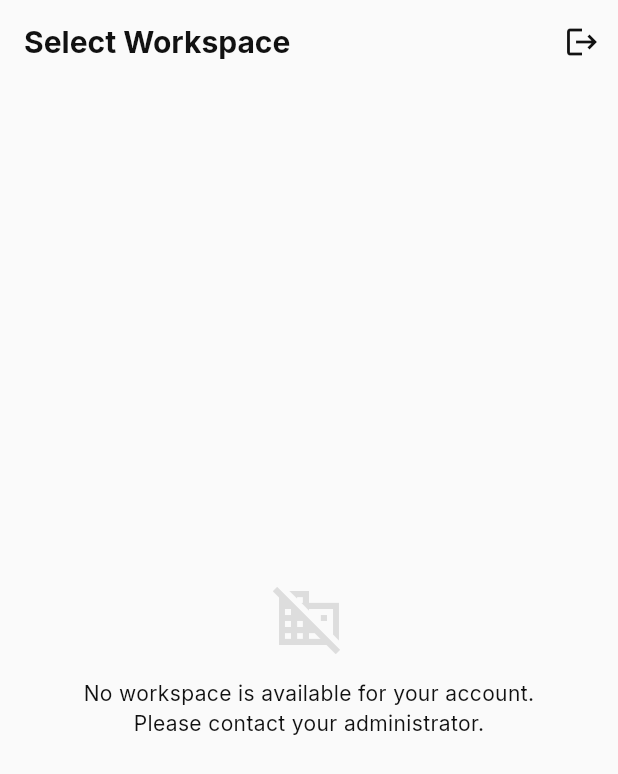
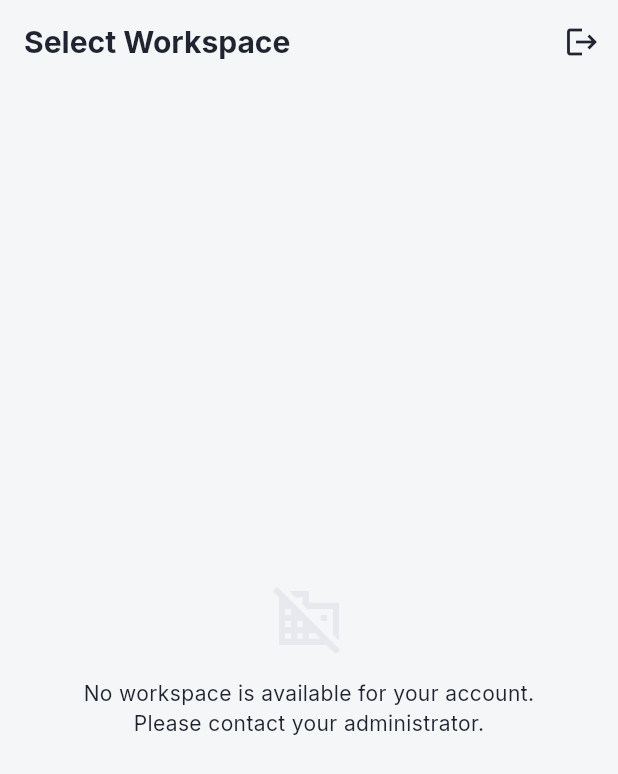
Before and after one commit to igobackend6/CRM, a Flutter app: the screen it shows once a user with an empty profile is signed in, on a phone screen of 412 x 824 dp. Shown: the top 774 px of the screen. Run offline on Flutter 3.47's test engine with Material 3 defaults, Android fonts, the phone set to English and light mode, and no system bars; our stand-ins replace dio, file_picker, flutter_dotenv, flutter_riverpod, flutter_secure_storage, geolocator and 2 more; accounts and stored records are empty; network calls fail.

Commit message:
Switch the mobile app's color palette to the admin panel's shared tokens
Replaces the Runo-derived orange/black palette with the admin (web)
panel's own blue/gold design tokens (accent, accent2, gold, text,
surface, status, avatar-cycle) so the two clients read as one product.
Also corrects two issues flagged on the web panel's current tokens
(accent-pink identical to gold on the funnel chart; a peach --bg-hover
left over from Runo's old scheme) rather than reproducing them here.

Co-Authored-By: Claude Sonnet 5 <noreply@anthropic.com>

```diff
--- a/mobile/lib/core/theme/app_colors.dart
+++ b/mobile/lib/core/theme/app_colors.dart
@@ -1,80 +1,128 @@
 import 'package:flutter/material.dart';
 
-/// Color palette extracted from the real, live Runo CRM marketing site
-/// (`https://runo.ai`) — see docs/design/design-tokens.md for the exact
-/// selector/property each value was read from via `getComputedStyle()`,
-/// not eyeballed from a screenshot. Runo has no public dark theme, so the
-/// `*Dark` values are this app's own reasonable extension of the same
-/// palette (kept close in hue, adjusted for contrast on a dark surface),
-/// not a second real source.
+/// Color palette shared with the admin (web) panel's own design tokens —
+/// see docs/design/design-tokens.md for the full token table and where
+/// each value came from (2026-09-15 handoff). Kept token-for-token with
+/// the panel's CSS custom properties so the two clients read as one
+/// product, not two differently-branded apps. The web panel has no
+/// dark theme, so the `*Dark` values are this app's own reasonable
+/// extension of the same palette (kept close in hue, adjusted for
+/// contrast on a dark surface), not a second real source.
 class AppColors {
   AppColors._();
 
-  // ---- brand ----
+  // ---- brand hues ----
 
-  /// The runo logo mark's own SVG fill.
-  static const Color brandOrange = Color(0xFFFF5730);
+  /// `--accent` — primary blue: buttons, links, active nav.
+  static const Color accent = Color(0xFF1D4ED8);
 
-  /// The logo wordmark's secondary ink color.
-  static const Color brandInk = Color(0xFF293345);
+  /// `--accent-2` — lighter blue, gradient end.
+  static const Color accent2 = Color(0xFF3B82F6);
 
-  /// Icon-accent red-orange (app-store link icons on the marketing site).
-  static const Color actionRed = Color(0xFFF44336);
+  /// `--gold` — secondary brand gold.
+  static const Color gold = Color(0xFFC6960C);
 
-  /// The real highest-emphasis button color site-wide
-  /// (`.btn-default-dark.btn-highlighted` — "Start 10-day free trial").
-  static const Color ctaBlack = Color(0xFF000000);
+  // Distinct extra hues — named (not inlined) so call sites read as
+  // intentional design-system choices, not magic hex. Shared by
+  // [avatarPalette] below and any icon/category rail that needs more
+  // than the two brand hues (e.g. activity_tile.dart's type colors).
+  static const Color violet = Color(0xFF7C3AED);
+  static const Color pink = Color(0xFFDB2777);
+  static const Color sky = Color(0xFF0EA5E9);
 
-  // Material3 seeds primary/secondary/tertiary off the three brand hues
-  // above rather than inventing a fourth — primary is the button color
-  // (what most Material components key off), secondary/tertiary are the
-  // brand accents.
-  static const Color primary = ctaBlack;
-  static const Color primaryLight = brandInk;
-  static const Color secondary = brandOrange;
-  static const Color tertiary = actionRed;
+  /// `--accent-bg` — blue tint background.
+  static const Color accentBg = Color(0xFFEAF0FD);
+
+  /// `--gold-bg` — gold tint background.
+  static const Color goldBg = Color(0xFFFBF3DC);
+
+  static const Color accentBgDark = Color(0xFF243049);
+
+  /// `--gradient-brand`, 135deg.
+  static const List<Color> gradientBrand = [accent, accent2];
+
+  /// `--gradient-gold`, 135deg.
+  static const List<Color> gradientGold = [gold, Color(0xFFE3B23C)];
+
+  // Material3 seeds primary/secondary/tertiary directly off the brand
+  // hues above rather than inventing a fourth — primary is the button/
+  // active-nav color (what most Material components key off), secondary
+  // is the brand's own secondary gold, tertiary is a third hue (violet)
+  // for roles that need to stand apart from both blues.
+  static const Color primary = accent;
+  static const Color secondary = gold;
+  static const Color tertiary = violet;
+
+  // ---- text ----
+
+  /// `--text-h` — headings.
+  static const Color textHeading = Color(0xFF1F2430);
+
+  /// `--text` — body.
+  static const Color textBody = Color(0xFF4B5468);
+
+  /// `--text-dim` — secondary.
+  static const Color textDim = Color(0xFF8A93A6);
+
+  static const Color textHeadingDark = Color(0xFFF5F6F8);
+  static const Color textBodyDark = Color(0xFFC7CCD9);
+  static const Color textDimDark = Color(0xFF8A93A6);
 
   // ---- surfaces ----
 
-  static const Color background = Color(0xFFFAFAFA);
-  static const Color backgroundAlt = Color(0xFFF9F9F9);
+  /// `--bg` — page.
+  static const Color background = Color(0xFFF5F6F8);
+
+  /// `--bg-raised` — cards.
   static const Color surface = Color(0xFFFFFFFF);
 
-  /// A feature tile's `.active` state — a barely-there warm tint, used
-  /// here for a selected/highlighted list row or chip background.
-  static const Color surfaceTint = Color(0xFFFCF6F5);
+  /// A pressed/selected-row tint — fixed to the brand's own blue tint
+  /// (`--accent-bg`) rather than the web panel's current `--bg-hover`
+  /// (`#FBEEE8`, a warm peach left over from Runo's old orange scheme,
+  /// flagged 2026-09-15 as reading off against the blue everywhere
+  /// else on that side) — this app never had that leftover, so it goes
+  /// straight to the corrected value instead of copying the bug.
+  static const Color hoverTint = accentBg;
 
-  static const Color backgroundDark = Color(0xFF121212);
-  static const Color surfaceDark = Color(0xFF1E1E1E);
-  static const Color surfaceTintDark = Color(0xFF2A2220);
-
-  // ---- text ----
-
-  static const Color textPrimary = Color(0xFF111111);
-  static const Color textSecondary = Color(0xFF303030);
-  static const Color textTertiary = Color(0xFF6C757D);
-
-  static const Color textPrimaryDark = Color(0xFFF5F5F5);
-  static const Color textSecondaryDark = Color(0xFFC7C7C7);
-  static const Color textTertiaryDark = Color(0xFF9A9A9A);
+  static const Color backgroundDark = Color(0xFF14171F);
+  static const Color surfaceDark = Color(0xFF1E2330);
+  static const Color hoverTintDark = accentBgDark;
 
   // ---- borders ----
 
-  static const Color border = Color(0xFFDDDDDD);
-  static const Color inputBorder = Color(0xFFDEE2E6);
-  static const Color divider = Color(0x243B5450); // --divider-color
+  static const Color border = Color(0xFFE7E9EE);
+  static const Color borderStrong = Color(0xFFD8DCE4);
 
-  static const Color borderDark = Color(0xFF3A3A3A);
-  static const Color dividerDark = Color(0x40C7C7C7);
+  static const Color borderDark = Color(0xFF333A4A);
+  static const Color borderStrongDark = Color(0xFF454E62);
 
   // ---- status ----
 
-  static const Color success = Color(0xFF198754);
-  static const Color warning = Color(0xFFC77700);
-  static const Color error = Color(0xFFE65757); // --error-color
+  static const Color success = Color(0xFF2E9E5B);
+  static const Color successBg = Color(0xFFE8F7EE);
 
-  /// AI/premium accent gradient — `--accent-secondary-color`. Use
-  /// sparingly (an empty state, a single highlight), never as a base UI
-  /// color.
-  static const List<Color> accentGradient = [Color(0xFFFF5730), Color(0xFF5E33EC), Color(0xFF0065F2)];
+  static const Color danger = Color(0xFFE53935);
+  static const Color dangerBg = Color(0xFFFDECEA);
+
+  /// `--warning` is the same colour as [gold] by design on the web
+  /// panel — reused here rather than redeclared.
+  static const Color warning = gold;
+  static const Color warningBg = goldBg;
+
+  static const Color cold = Color(0xFF64748B);
+  static const Color coldBg = Color(0xFFF1F5F9);
+
+  /// A distinct "high priority" hue, deliberately kept apart from
+  /// [gold]/[warning]. Flagged 2026-09-15: the web panel's
+  /// `--accent-pink` (used for "high priority" in the funnel chart) is
+  /// currently identical to `--gold`, so a high-priority segment renders
+  /// the same colour as the medium one beside it. This app has no
+  /// priority-color mapping yet, but should reach for this rather than
+  /// [gold]/[warning] if/when one is added.
+  static const Color highPriority = pink;
+
+  /// Cycled by id (a deterministic hash, not random — see
+  /// InitialsAvatar) for avatars, and any other "distinct color per
+  /// item" need such as activity_tile.dart's per-type icon rail.
+  static const List<Color> avatarPalette = [accent, gold, success, violet, pink, sky];
 }
--- a/mobile/lib/core/theme/app_theme.dart
+++ b/mobile/lib/core/theme/app_theme.dart
@@ -5,20 +5,20 @@ import 'app_radius.dart';
 import 'app_shadows.dart';
 import 'app_typography.dart';
 
-/// Material 3 theme built from the real Runo-derived tokens in
+/// Material 3 theme built from the shared design tokens in
 /// app_colors/app_typography/app_radius/app_shadows.dart — see
 /// docs/design/design-tokens.md for where each value came from.
 ///
-/// The overall `ColorScheme` is seeded from `AppColors.brandOrange` (the
-/// literal logo color) so the algorithmically-generated supporting roles
-/// (containers, outlines, surface tones — for which no single real value
-/// exists) stay warm and on-brand rather than defaulting to Material's
-/// generic blue; the handful of roles we DO have an exact real value for
-/// (the CTA button's black, the real error red, real surfaces/text) are
-/// then pinned via `copyWith` so they're never left to the algorithm to
-/// guess. Component themes below make sure every existing screen — none
-/// of which hardcode a `Color(0x...)` outside this directory — inherits
-/// the new look through `Theme.of(context)` alone.
+/// The overall `ColorScheme` is seeded from `AppColors.accent` (the
+/// panel's own primary blue) so the algorithmically-generated supporting
+/// roles (containers, outlines, surface tones — for which no single
+/// token exists) stay on-brand rather than defaulting to Material's
+/// generic purple; the roles we DO have an exact token for (accent/gold,
+/// the real danger red, real surfaces/text) are then pinned via
+/// `copyWith` so they're never left to the algorithm to guess. Component
+/// themes below make sure every existing screen — none of which
+/// hardcode a `Color(0x...)` outside this directory — inherits the new
+/// look through `Theme.of(context)` alone.
 class AppTheme {
   AppTheme._();
 
@@ -29,29 +29,30 @@ class AppTheme {
     final isDark = brightness == Brightness.dark;
 
     final colorScheme = ColorScheme.fromSeed(
-      seedColor: AppColors.brandOrange,
+      seedColor: AppColors.accent,
       brightness: brightness,
     ).copyWith(
-      primary: isDark ? AppColors.brandOrange : AppColors.ctaBlack,
-      onPrimary: isDark ? AppColors.textPrimary : Colors.white,
-      secondary: AppColors.brandOrange,
-      tertiary: AppColors.actionRed,
-      error: AppColors.error,
+      primary: isDark ? AppColors.accent2 : AppColors.accent,
+      onPrimary: Colors.white,
+      secondary: AppColors.gold,
+      tertiary: AppColors.violet,
+      error: AppColors.danger,
       surface: isDark ? AppColors.surfaceDark : AppColors.surface,
-      onSurface: isDark ? AppColors.textPrimaryDark : AppColors.textPrimary,
+      onSurface: isDark ? AppColors.textHeadingDark : AppColors.textHeading,
       outline: isDark ? AppColors.borderDark : AppColors.border,
-      outlineVariant: isDark ? AppColors.dividerDark : AppColors.divider,
+      outlineVariant: isDark ? AppColors.borderStrongDark : AppColors.borderStrong,
     );
 
     final textTheme = AppTypography.textTheme.apply(
-      bodyColor: isDark ? AppColors.textPrimaryDark : AppColors.textPrimary,
-      displayColor: isDark ? AppColors.textPrimaryDark : AppColors.textPrimary,
+      bodyColor: isDark ? AppColors.textHeadingDark : AppColors.textHeading,
+      displayColor: isDark ? AppColors.textHeadingDark : AppColors.textHeading,
     );
 
     final background = isDark ? AppColors.backgroundDark : AppColors.background;
     final surface = isDark ? AppColors.surfaceDark : AppColors.surface;
     final border = isDark ? AppColors.borderDark : AppColors.border;
-    final secondaryText = isDark ? AppColors.textSecondaryDark : AppColors.textSecondary;
+    final hoverTint = isDark ? AppColors.hoverTintDark : AppColors.hoverTint;
+    final secondaryText = isDark ? AppColors.textBodyDark : AppColors.textBody;
 
     return ThemeData(
       useMaterial3: true,
@@ -83,9 +84,8 @@ class AppTheme {
         ),
       ),
 
-      // The real "Start 10-day free trial" button: solid black (or the
-      // brand orange in dark mode, so it isn't invisible on a dark
-      // surface), 12px radius, 14px/w600 label.
+      // The primary CTA: solid accent blue (a lighter blue in dark mode
+      // so it isn't lost on a dark surface), 12px radius, 14px/w600 label.
       filledButtonTheme: FilledButtonThemeData(
         style: FilledButton.styleFrom(
           backgroundColor: colorScheme.primary,
@@ -105,8 +105,7 @@ class AppTheme {
           shape: RoundedRectangleBorder(borderRadius: BorderRadius.circular(AppRadius.standard)),
         ),
       ),
-      // The real "Book a Demo" secondary button: transparent, dark
-      // text/border.
+      // A transparent secondary button: dark text/border.
       outlinedButtonTheme: OutlinedButtonThemeData(
         style: OutlinedButton.styleFrom(
           foregroundColor: colorScheme.onSurface,
@@ -127,19 +126,18 @@ class AppTheme {
         style: IconButton.styleFrom(foregroundColor: colorScheme.onSurface),
       ),
 
-      // The real `input.form-control`: white surface, 12px radius, a
-      // light neutral border.
+      // White surface, 12px radius, a light neutral border.
       inputDecorationTheme: InputDecorationTheme(
         filled: true,
         fillColor: surface,
         contentPadding: const EdgeInsets.symmetric(horizontal: 16, vertical: 14),
         border: OutlineInputBorder(
           borderRadius: BorderRadius.circular(AppRadius.standard),
-          borderSide: BorderSide(color: isDark ? AppColors.borderDark : AppColors.inputBorder),
+          borderSide: BorderSide(color: border),
         ),
         enabledBorder: OutlineInputBorder(
           borderRadius: BorderRadius.circular(AppRadius.standard),
-          borderSide: BorderSide(color: isDark ? AppColors.borderDark : AppColors.inputBorder),
+          borderSide: BorderSide(color: border),
         ),
         focusedBorder: OutlineInputBorder(
           borderRadius: BorderRadius.circular(AppRadius.standard),
@@ -153,11 +151,11 @@ class AppTheme {
         hintStyle: textTheme.bodyMedium?.copyWith(color: secondaryText),
       ),
 
-      // Feature-tile chips (`.feature-btn`): 12px radius, subtle border,
-      // the warm `.active`-state tint for selected chips.
+      // 12px radius, subtle border, the brand's own blue tint for
+      // selected chips.
       chipTheme: ChipThemeData(
-        backgroundColor: isDark ? AppColors.surfaceDark : AppColors.backgroundAlt,
-        selectedColor: isDark ? AppColors.surfaceTintDark : AppColors.surfaceTint,
+        backgroundColor: surface,
+        selectedColor: hoverTint,
         labelStyle: textTheme.labelMedium,
         side: BorderSide(color: border),
         shape: RoundedRectangleBorder(borderRadius: BorderRadius.circular(AppRadius.standard)),
@@ -171,7 +169,7 @@ class AppTheme {
       ),
 
       dividerTheme: DividerThemeData(
-        color: isDark ? AppColors.dividerDark : AppColors.divider,
+        color: border,
         thickness: 1,
         space: 1,
       ),
@@ -183,7 +181,7 @@ class AppTheme {
       ),
 
       snackBarTheme: SnackBarThemeData(
-        backgroundColor: isDark ? AppColors.surfaceDark : AppColors.textPrimary,
+        backgroundColor: isDark ? AppColors.surfaceDark : AppColors.textHeading,
         contentTextStyle: textTheme.bodyMedium?.copyWith(color: Colors.white),
         behavior: SnackBarBehavior.floating,
         shape: RoundedRectangleBorder(borderRadius: BorderRadius.circular(AppRadius.standard)),
--- a/mobile/lib/core/widgets/app_bottom_nav_bar.dart
+++ b/mobile/lib/core/widgets/app_bottom_nav_bar.dart
@@ -79,7 +79,7 @@ class _NavItem extends StatelessWidget {
   @override
   Widget build(BuildContext context) {
     final theme = Theme.of(context);
-    final color = selected ? AppColors.brandOrange : theme.colorScheme.outline;
+    final color = selected ? AppColors.accent : theme.colorScheme.outline;
     return Expanded(
       child: InkWell(
         onTap: onTap,
@@ -114,7 +114,7 @@ class AppCallFab extends StatelessWidget {
   Widget build(BuildContext context) {
     return FloatingActionButton(
       onPressed: onPressed,
-      backgroundColor: AppColors.brandOrange,
+      backgroundColor: AppColors.accent,
       foregroundColor: Colors.white,
       tooltip: 'Calls',
       shape: const CircleBorder(),
--- a/mobile/lib/core/widgets/app_status_chip.dart
+++ b/mobile/lib/core/widgets/app_status_chip.dart
@@ -34,7 +34,7 @@ class AppStatusChip extends StatelessWidget {
       case ChipTone.negative:
         return Theme.of(context).colorScheme.error;
       case ChipTone.info:
-        return const Color(0xFF0065F2); // accentGradient's blue stop
+        return AppColors.accent2;
       case ChipTone.neutral:
         return Theme.of(context).colorScheme.onSurfaceVariant;
     }
--- a/mobile/lib/features/leads/presentation/screens/lead_form_screen.dart
+++ b/mobile/lib/features/leads/presentation/screens/lead_form_screen.dart
@@ -5,6 +5,7 @@ import 'package:flutter_riverpod/flutter_riverpod.dart';
 import 'package:go_router/go_router.dart';
 
 import '../../../../core/logging/app_logger.dart';
+import '../../../../core/theme/app_colors.dart';
 import '../../../../core/theme/app_spacing.dart';
 import '../../../../core/utils/location_service.dart';
 import '../../../../core/widgets/widgets.dart';
@@ -427,7 +428,7 @@ class _LeadFormScreenState extends ConsumerState<LeadFormScreen> {
             ),
             const SizedBox(width: AppSpacing.sm),
             if (_location != null)
-              const Icon(Icons.check_circle, color: Colors.green, size: 18)
+              const Icon(Icons.check_circle, color: AppColors.success, size: 18)
             else if (_locationBusy)
               const SizedBox(height: 16, width: 16, child: CircularProgressIndicator(strokeWidth: 2))
             else
--- a/mobile/lib/features/notifications/presentation/screens/notification_list_screen.dart
+++ b/mobile/lib/features/notifications/presentation/screens/notification_list_screen.dart
@@ -5,6 +5,7 @@ import 'package:flutter_riverpod/flutter_riverpod.dart';
 import 'package:go_router/go_router.dart';
 
 import '../../../../core/router/route_paths.dart';
+import '../../../../core/theme/app_colors.dart';
 import '../../../../core/theme/app_spacing.dart';
 import '../../../../core/widgets/widgets.dart';
 import '../../domain/entities/app_notification.dart';
@@ -189,7 +190,7 @@ class _NotificationListScreenState extends ConsumerState<NotificationListScreen>
     default:
       switch (notification.relatedEntityType) {
         case 'follow_up':
-          return (Icons.event_note_outlined, const Color(0xFF0065F2));
+          return (Icons.event_note_outlined, AppColors.accent);
         case 'call':
           return (Icons.call_outlined, colorScheme.tertiary);
         default:
```
Also changed, not shown: mobile/lib/core/widgets/activity_tile.dart (+10 -8 lines), mobile/lib/core/widgets/initials_avatar.dart (+2 -9 lines), mobile/lib/features/dashboard/presentation/screens/dashboard_screen.dart (+12 -12 lines), mobile/lib/features/dialer/presentation/screens/dialer_screen.dart (+4 -4 lines), mobile/lib/features/reports/presentation/screens/reports_screen.dart (+15 -15 lines), 1 other file.
